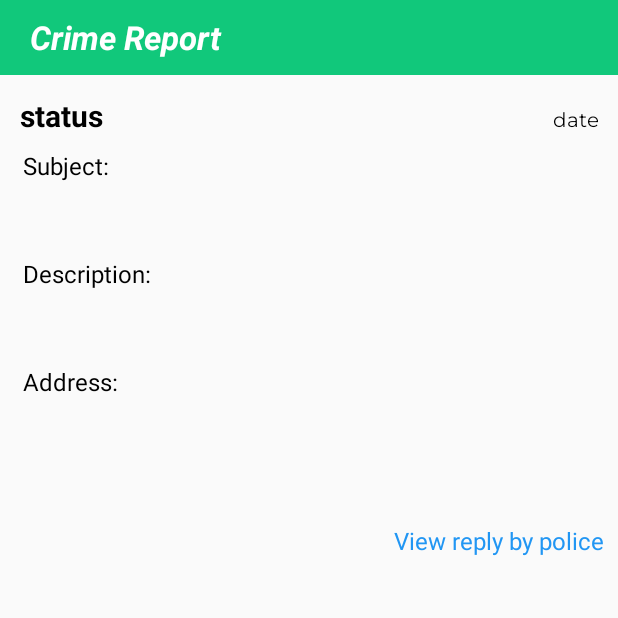
After one commit to santhoshyennam/crime_report, an Android app: the MyCase screen opened directly, with no data from a screen before it, on a phone screen of 412 x 824 dp, the top half of it. The commit adds this screen. Run offline under Robolectric (Android 15) with nearby library versions, the phone set to English and light mode, and no system bars; our stand-ins replace Firebase (no records; nobody signed in at launch, a user with empty details on screens opened directly); 2 statements that could not run were skipped.

Commit message:
second commit

```diff
--- a/app/build.gradle
+++ b/app/build.gradle
@@ -36,5 +36,6 @@ dependencies {
     testImplementation 'junit:junit:4.12'
     androidTestImplementation 'androidx.test.ext:junit:1.1.2'
     androidTestImplementation 'androidx.test.espresso:espresso-core:3.3.0'
+    implementation 'com.google.android.material:material:1.2.0'
 
 }
--- a/app/src/main/AndroidManifest.xml
+++ b/app/src/main/AndroidManifest.xml
@@ -24,6 +24,7 @@
             </intent-filter>
         </activity>
         <activity android:name=".MainActivity"></activity>
+        <activity android:name=".MyCase"/>
 
         <meta-data
             android:name="preloaded_fonts"
--- /dev/null
+++ b/app/src/main/java/com/crime_reporting/MyCase.kt
@@ -0,0 +1,49 @@
+package com.crime_reporting
+
+import android.os.Bundle
+import android.widget.Toast
+import androidx.appcompat.app.AppCompatActivity
+import com.google.firebase.auth.FirebaseAuth
+import com.google.firebase.database.DataSnapshot
+import com.google.firebase.database.DatabaseError
+import com.google.firebase.database.FirebaseDatabase
+import com.google.firebase.database.ValueEventListener
+import kotlinx.android.synthetic.main.activity_mycase.*
+
+
+class MyCase : AppCompatActivity() {
+    override fun onCreate(savedInstanceState: Bundle?) {
+        super.onCreate(savedInstanceState)
+        setContentView(R.layout.activity_mycase)
+        var uid = FirebaseAuth.getInstance().uid
+        var mykey = intent.getStringExtra("key")
+        var db = FirebaseDatabase.getInstance().getReference("people").child(uid.toString()).child("mycases").child(mykey.toString())
+        //Toast.makeText(this,mykey.toString(),Toast.LENGTH_LONG).show()
+        db.addListenerForSingleValueEvent(
+            object : ValueEventListener
+            {
+                override fun onDataChange(p0: DataSnapshot) {
+                    var children = p0.children
+                    var map = HashMap<String,String>()
+                    children.forEach {
+                        map.put(it.key.toString(),it.value.toString())
+                    }
+                    status.text = map.getValue("status")
+                    date.text = map.getValue("date")
+                    subject.text = map.getValue("subject")
+                    address.text = map.getValue("address")
+                    description.text = map.getValue("description")
+                    location.text = "Location - "+map.getValue("location")
+
+                }
+
+                override fun onCancelled(p0: DatabaseError) {
+                }
+
+            }
+        )
+        comment.setOnClickListener {
+
+        }
+    }
+}
--- /dev/null
+++ b/app/src/main/java/com/crime_reporting/classes/UserProfile.kt
@@ -0,0 +1,4 @@
+package com.crime_reporting.classes
+
+class UserProfile(var fullname:String,var email:String,var mobile:String) {
+}
--- /dev/null
+++ b/app/src/main/res/layout/activity_mycase.xml
@@ -0,0 +1,118 @@
+<?xml version="1.0" encoding="utf-8"?>
+<LinearLayout xmlns:android="http://schemas.android.com/apk/res/android"
+    android:orientation="vertical" android:layout_width="match_parent"
+    android:layout_height="match_parent"
+    >
+
+    <LinearLayout
+        android:layout_width="match_parent"
+        android:layout_height="50dp"
+        android:background="@color/colorPrimary">
+        <TextView
+            android:layout_width="match_parent"
+            android:layout_height="wrap_content"
+            android:text="@string/app_name"
+            android:textSize="22dp"
+            android:textColor="#ffffff"
+            android:textStyle="bold"
+            android:layout_gravity="center"
+            android:layout_marginLeft="20dp"
+            />
+
+
+    </LinearLayout>
+
+    <ScrollView
+        android:layout_width="match_parent"
+        android:layout_height="match_parent">
+    <LinearLayout
+        android:layout_width="match_parent"
+        android:layout_height="match_parent"
+        android:orientation="vertical"
+        android:layout_margin="10dp">
+
+    <LinearLayout
+        android:layout_width="match_parent"
+        android:layout_height="wrap_content"
+        android:orientation="horizontal"
+        android:layout_margin="3dp"
+        >
+        <TextView
+            android:layout_width="0dp"
+            android:layout_weight="0.3"
+            android:layout_height="wrap_content"
+            android:text="status"
+            android:textColor="#000000"
+            android:textSize="20dp"
+            android:textStyle="bold"
+            android:id="@+id/status"/>
+        <TextView
+            android:layout_width="0dp"
+            android:layout_weight="0.7"
+            android:layout_height="wrap_content"
+            android:text="date"
+            android:textColor="#000000"
+            android:textSize="13dp"
+            android:fontFamily="@font/montserrat"
+            android:textAlignment="textEnd"
+            android:id="@+id/date"
+            android:gravity="end" />
+    </LinearLayout>
+    <TextView
+        android:layout_width="match_parent"
+        android:layout_height="wrap_content"
+        android:text="Subject:"
+        android:layout_margin="5dp"
+        android:textColor="#000000"
+        android:textSize="16dp"/>
+    <TextView
+        android:layout_width="match_parent"
+        android:layout_height="wrap_content"
+        android:layout_margin="10dp"
+        android:id="@+id/subject"/>
+    <TextView
+        android:layout_width="match_parent"
+        android:layout_height="wrap_content"
+        android:text="Description:"
+        android:layout_margin="5dp"
+        android:textColor="#000000"
+        android:textSize="16dp"/>
+    <TextView
+        android:layout_width="match_parent"
+        android:layout_height="wrap_content"
+        android:layout_margin="10dp"
+        android:id="@+id/description"/>
+
+    <TextView
+        android:layout_width="match_parent"
+        android:layout_height="wrap_content"
+        android:text="Address:"
+        android:layout_margin="5dp"
+        android:textColor="#000000"
+        android:textSize="16dp"/>
+    <TextView
+        android:layout_width="match_parent"
+        android:layout_height="wrap_content"
+        android:layout_margin="10dp"
+        android:id="@+id/address"/>
+
+    <TextView
+        android:layout_width="match_parent"
+        android:layout_height="wrap_content"
+        android:layout_margin="10dp"
+        android:id="@+id/location"/>
+     <TextView
+
+         android:layout_width="match_parent"
+         android:layout_height="wrap_content"
+         android:text="View reply by police"
+         android:textSize="16dp"
+         android:textColor="#2196F3"
+         android:textAlignment="textEnd"
+         android:gravity="end"
+         android:id="@+id/comment"/>
+    </LinearLayout>
+    </ScrollView>
+
+
+</LinearLayout>
--- a/build.gradle
+++ b/build.gradle
@@ -8,7 +8,8 @@ buildscript {
     dependencies {
         classpath "com.android.tools.build:gradle:4.0.0"
         classpath "org.jetbrains.kotlin:kotlin-gradle-plugin:$kotlin_version"
-        classpath 'com.google.gms:google-services:4.2.0'
+        classpath 'com.google.gms:google-services:4.3.5'
+        // classpath 'com.google.gms:google-services:4.2.0'
 
         // NOTE: Do not place your application dependencies here; they belong
         // in the individual module build.gradle files
```
Also changed, not shown: app/src/main/java/com/crime_reporting/CrimeFile.kt (+53 -0 lines), app/src/main/java/com/crime_reporting/MainActivity.kt (+52 -0 lines), app/src/main/java/com/crime_reporting/MyProfile.kt (+19 -2 lines), app/src/main/java/com/crime_reporting/Register.kt (+24 -6 lines), app/src/main/java/com/crime_reporting/adapters/CrimeAdapter.kt (added, +60 -0 lines), app/src/main/java/com/crime_reporting/classes/CrimeDetails.kt (added, +13 -0 lines), app/src/main/java/com/crime_reporting/classes/CrimeInfo.kt (added, +13 -0 lines), app/src/main/res/layout/activity_main.xml (+18 -0 lines), app/src/main/res/layout/crime_view.xml (added, +57 -0 lines), 4 other files.
